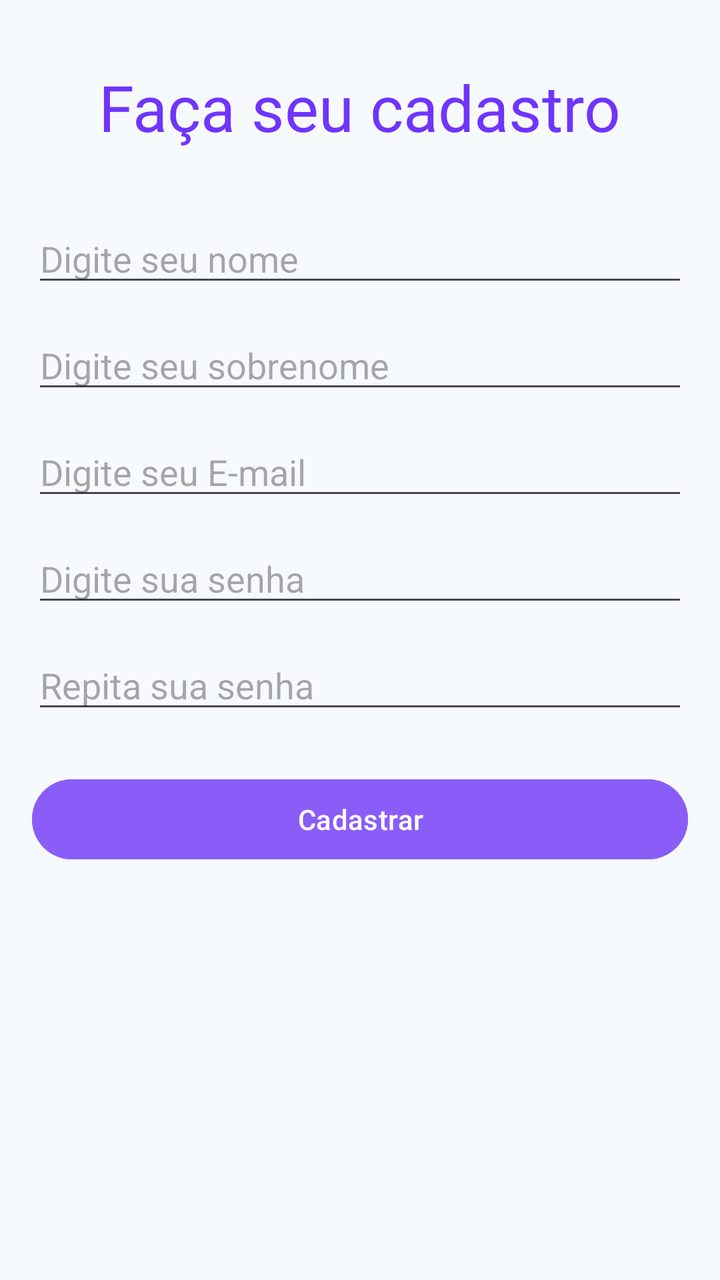
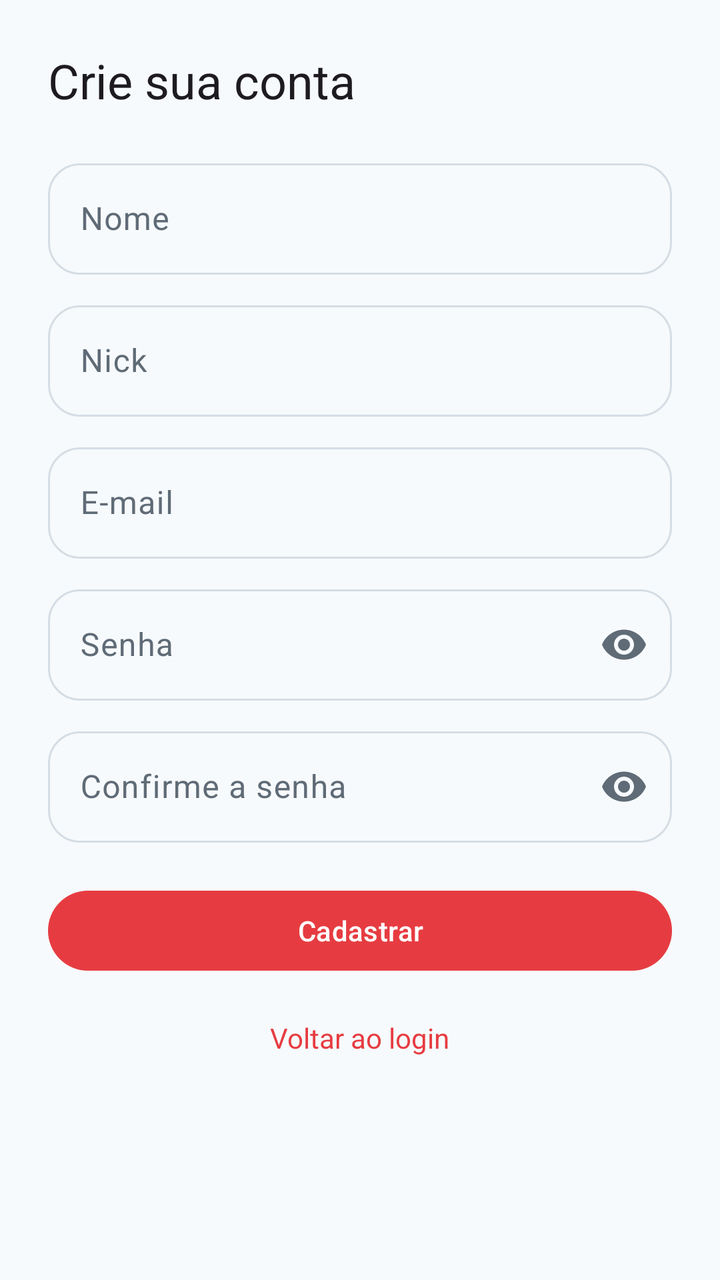

Compare the two renders of this Android layout. The source of the first and the diff that turns it into the second are given below.
<!-- AndroidManifest.xml: application theme Theme.PokeApp -->
<!-- res/layout/fragment_cadastro.xml -->
<?xml version="1.0" encoding="utf-8"?>
<androidx.constraintlayout.widget.ConstraintLayout xmlns:android="http://schemas.android.com/apk/res/android"
    xmlns:app="http://schemas.android.com/apk/res-auto"
    xmlns:tools="http://schemas.android.com/tools"
    android:layout_width="match_parent"
    android:layout_height="match_parent"
    android:padding="16dp"
    tools:context=".ui.fragments.CadastroFragment">

    <TextView
        android:id="@+id/textTopRegister"
        android:layout_width="wrap_content"
        android:layout_height="wrap_content"
        android:layout_marginTop="16dp"
        android:text="Faça seu cadastro"
        android:textColor="@color/purple_500"
        android:textSize="32sp"
        app:layout_constraintEnd_toEndOf="parent"
        app:layout_constraintStart_toStartOf="parent"
        app:layout_constraintTop_toTopOf="parent" />

    <EditText
        android:id="@+id/editTextName"
        android:layout_width="0dp"
        android:layout_height="wrap_content"
        android:layout_marginTop="32dp"
        android:hint="Digite seu nome"
        android:inputType="textPersonName|textCapWords"
        app:layout_constraintEnd_toEndOf="parent"
        app:layout_constraintStart_toStartOf="parent"
        app:layout_constraintTop_toBottomOf="@+id/textTopRegister" />

    <EditText
        android:id="@+id/editTextLastName"
        android:layout_width="0dp"
        android:layout_height="wrap_content"
        android:layout_marginTop="12dp"
        android:hint="Digite seu sobrenome"
        android:inputType="textPersonName|textCapWords"
        app:layout_constraintEnd_toEndOf="parent"
        app:layout_constraintStart_toStartOf="parent"
        app:layout_constraintTop_toBottomOf="@+id/editTextName" />

    <EditText
        android:id="@+id/editTextEmail"
        android:layout_width="0dp"
        android:layout_height="wrap_content"
        android:layout_marginTop="12dp"
        android:hint="Digite seu E-mail"
        android:inputType="textEmailAddress"
        app:layout_constraintEnd_toEndOf="parent"
        app:layout_constraintStart_toStartOf="parent"
        app:layout_constraintTop_toBottomOf="@+id/editTextLastName" />

    <EditText
        android:id="@+id/editTextPasswd1"
        android:layout_width="0dp"
        android:layout_height="wrap_content"
        android:layout_marginTop="12dp"
        android:hint="Digite sua senha"
        android:inputType="textPassword"
        app:layout_constraintEnd_toEndOf="parent"
        app:layout_constraintStart_toStartOf="parent"
        app:layout_constraintTop_toBottomOf="@+id/editTextEmail" />

    <EditText
        android:id="@+id/editTextPasswd2"
        android:layout_width="0dp"
        android:layout_height="wrap_content"
        android:layout_marginTop="12dp"
        android:hint="Repita sua senha"
        android:inputType="textPassword"
        app:layout_constraintEnd_toEndOf="parent"
        app:layout_constraintStart_toStartOf="parent"
        app:layout_constraintTop_toBottomOf="@+id/editTextPasswd1" />

    <Button
        android:id="@+id/btnCadastrar"
        android:layout_width="0dp"
        android:layout_height="wrap_content"
        android:layout_marginTop="24dp"
        android:backgroundTint="@color/purple_200"
        android:text="Cadastrar"
        app:layout_constraintEnd_toEndOf="parent"
        app:layout_constraintStart_toStartOf="parent"
        app:layout_constraintTop_toBottomOf="@+id/editTextPasswd2" />

</androidx.constraintlayout.widget.ConstraintLayout>
<!-- resources referenced by this layout -->
<resources>
  <color name="purple_200">#8A5DF8</color>
  <color name="purple_500">#6F35FC</color>
  <style name="Theme.PokeApp" parent="Base.Theme.PokeApp" />
  <style name="Base.Theme.PokeApp" parent="Theme.Material3.DayNight.NoActionBar">
          <item name="colorPrimary">@color/poke_primary</item>
          <item name="colorOnPrimary">@color/poke_on_primary</item>
          <item name="colorPrimaryContainer">@color/poke_primary_container</item>
          <item name="colorOnPrimaryContainer">@color/poke_on_primary_container</item>
          <item name="colorSecondary">@color/poke_secondary</item>
          <item name="colorOnSecondary">@color/poke_on_secondary</item>
          <item name="colorSecondaryContainer">@color/poke_primary_container</item>
          <item name="colorOnSecondaryContainer">@color/poke_on_primary_container</item>
          <item name="colorSurface">@color/poke_background</item>
          <item name="colorOnSurface">@color/poke_ink</item>
          <item name="colorSurfaceVariant">@color/poke_card</item>
          <item name="colorOnSurfaceVariant">@color/poke_ink_muted</item>
          <item name="colorOutline">@color/poke_outline</item>
          <item name="android:colorBackground">@color/poke_background</item>
          <item name="android:windowBackground">@color/poke_background</item>
      </style>
  <color name="poke_primary">#E63C41</color>
  <color name="poke_on_primary">#FFFFFF</color>
  <color name="poke_primary_container">#FFDAD8</color>
  <color name="poke_on_primary_container">#410004</color>
  <color name="poke_secondary">#1C2B3A</color>
  <color name="poke_on_secondary">#FFFFFF</color>
  <color name="poke_background">#F7FAFC</color>
  <color name="poke_ink">#263238</color>
  <color name="poke_card">#EEF2F6</color>
  <color name="poke_ink_muted">#5F6B76</color>
  <color name="poke_outline">#D5DDE5</color>
</resources>

<!-- the commit's change to res/layout/fragment_cadastro.xml (unified diff, before → after) -->
@@ -1,88 +1,123 @@
 <?xml version="1.0" encoding="utf-8"?>
-<androidx.constraintlayout.widget.ConstraintLayout xmlns:android="http://schemas.android.com/apk/res/android"
+<ScrollView xmlns:android="http://schemas.android.com/apk/res/android"
     xmlns:app="http://schemas.android.com/apk/res-auto"
-    xmlns:tools="http://schemas.android.com/tools"
     android:layout_width="match_parent"
     android:layout_height="match_parent"
-    android:padding="16dp"
-    tools:context=".ui.fragments.CadastroFragment">
+    android:fillViewport="true">
 
-    <TextView
-        android:id="@+id/textTopRegister"
-        android:layout_width="wrap_content"
+    <LinearLayout
+        android:layout_width="match_parent"
         android:layout_height="wrap_content"
-        android:layout_marginTop="16dp"
-        android:text="Faça seu cadastro"
-        android:textColor="@color/purple_500"
-        android:textSize="32sp"
-        app:layout_constraintEnd_toEndOf="parent"
-        app:layout_constraintStart_toStartOf="parent"
-        app:layout_constraintTop_toTopOf="parent" />
+        android:orientation="vertical"
+        android:padding="24dp">
 
-    <EditText
-        android:id="@+id/editTextName"
-        android:layout_width="0dp"
-        android:layout_height="wrap_content"
-        android:layout_marginTop="32dp"
-        android:hint="Digite seu nome"
-        android:inputType="textPersonName|textCapWords"
-        app:layout_constraintEnd_toEndOf="parent"
-        app:layout_constraintStart_toStartOf="parent"
-        app:layout_constraintTop_toBottomOf="@+id/textTopRegister" />
+        <TextView
+            android:layout_width="match_parent"
+            android:layout_height="wrap_content"
+            android:text="@string/auth_titulo_cadastro"
+            android:textAppearance="?attr/textAppearanceHeadlineSmall" />
 
-    <EditText
-        android:id="@+id/editTextLastName"
-        android:layout_width="0dp"
-        android:layout_height="wrap_content"
-        android:layout_marginTop="12dp"
-        android:hint="Digite seu sobrenome"
-        android:inputType="textPersonName|textCapWords"
-        app:layout_constraintEnd_toEndOf="parent"
-        app:layout_constraintStart_toStartOf="parent"
-        app:layout_constraintTop_toBottomOf="@+id/editTextName" />
+        <com.google.android.material.textfield.TextInputLayout
+            style="@style/Widget.PokeApp.TextInput"
+            android:layout_width="match_parent"
+            android:layout_height="wrap_content"
+            android:layout_marginTop="20dp"
+            android:hint="@string/auth_nome">
+            <com.google.android.material.textfield.TextInputEditText
+                android:id="@+id/editTextName"
+                android:layout_width="match_parent"
+                android:layout_height="wrap_content"
+                android:inputType="textPersonName|textCapWords" />
+        </com.google.android.material.textfield.TextInputLayout>
 
-    <EditText
-        android:id="@+id/editTextEmail"
-        android:layout_width="0dp"
-        android:layout_height="wrap_content"
-        android:layout_marginTop="12dp"
-        android:hint="Digite seu E-mail"
-        android:inputType="textEmailAddress"
-        app:layout_constraintEnd_toEndOf="parent"
-        app:layout_constraintStart_toStartOf="parent"
-        app:layout_constraintTop_toBottomOf="@+id/editTextLastName" />
+        <com.google.android.material.textfield.TextInputLayout
+            style="@style/Widget.PokeApp.TextInput"
+            android:layout_width="match_parent"
+            android:layout_height="wrap_content"
+            android:layout_marginTop="10dp"
+            android:hint="@string/auth_nick">
+            <com.google.android.material.textfield.TextInputEditText
+                android:id="@+id/editTextNick"
+                android:layout_width="match_parent"
+                android:layout_height="wrap_content"
+                android:inputType="textPersonName" />
+        </com.google.android.material.textfield.TextInputLayout>
 
-    <EditText
-        android:id="@+id/editTextPasswd1"
-        android:layout_width="0dp"
-        android:layout_height="wrap_content"
-        android:layout_marginTop="12dp"
-        android:hint="Digite sua senha"
-        android:inputType="textPassword"
-        app:layout_constraintEnd_toEndOf="parent"
-        app:layout_constraintStart_toStartOf="parent"
-        app:layout_constraintTop_toBottomOf="@+id/editTextEmail" />
+        <com.google.android.material.textfield.TextInputLayout
+            style="@style/Widget.PokeApp.TextInput"
+            android:layout_width="match_parent"
+            android:layout_height="wrap_content"
+            android:layout_marginTop="10dp"
+            android:hint="@string/auth_email">
+            <com.google.android.material.textfield.TextInputEditText
+                android:id="@+id/editTextEmail"
+                android:layout_width="match_parent"
+                android:layout_height="wrap_content"
+                android:autofillHints="emailAddress"
+                android:inputType="textEmailAddress" />
+        </com.google.android.material.textfield.TextInputLayout>
 
-    <EditText
-        android:id="@+id/editTextPasswd2"
-        android:layout_width="0dp"
-        android:layout_height="wrap_content"
-        android:layout_marginTop="12dp"
-        android:hint="Repita sua senha"
-        android:inputType="textPassword"
-        app:layout_constraintEnd_toEndOf="parent"
-        app:layout_constraintStart_toStartOf="parent"
-        app:layout_constraintTop_toBottomOf="@+id/editTextPasswd1" />
+        <com.google.android.material.textfield.TextInputLayout
+            style="@style/Widget.PokeApp.TextInput"
+            android:layout_width="match_parent"
+            android:layout_height="wrap_content"
+            android:layout_marginTop="10dp"
+            android:hint="@string/auth_senha"
+            app:endIconMode="password_toggle">
+            <com.google.android.material.textfield.TextInputEditText
+                android:id="@+id/editTextPasswd1"
+                android:layout_width="match_parent"
+                android:layout_height="wrap_content"
+                android:inputType="textPassword" />
+        </com.google.android.material.textfield.TextInputLayout>
 
-    <Button
-        android:id="@+id/btnCadastrar"
-        android:layout_width="0dp"
-        android:layout_height="wrap_content"
-        android:layout_marginTop="24dp"
-        android:backgroundTint="@color/purple_200"
-        android:text="Cadastrar"
-        app:layout_constraintEnd_toEndOf="parent"
-        app:layout_constraintStart_toStartOf="parent"
-        app:layout_constraintTop_toBottomOf="@+id/editTextPasswd2" />
+        <com.google.android.material.textfield.TextInputLayout
+            style="@style/Widget.PokeApp.TextInput"
+            android:layout_width="match_parent"
+            android:layout_height="wrap_content"
+            android:layout_marginTop="10dp"
+            android:hint="@string/auth_confirme_senha"
+            app:endIconMode="password_toggle">
+            <com.google.android.material.textfield.TextInputEditText
+                android:id="@+id/editTextPasswd2"
+                android:layout_width="match_parent"
+                android:layout_height="wrap_content"
+                android:inputType="textPassword" />
+        </com.google.android.material.textfield.TextInputLayout>
 
-</androidx.constraintlayout.widget.ConstraintLayout>
+        <com.google.android.material.button.MaterialButton
+            android:id="@+id/btnCadastrar"
+            android:layout_width="match_parent"
+            android:layout_height="wrap_content"
+            android:layout_marginTop="20dp"
+            android:text="@string/auth_cadastrar" />
+
+        <ProgressBar
+            android:id="@+id/progressCadastro"
+            android:layout_width="wrap_content"
+            android:layout_height="wrap_content"
+            android:layout_gravity="center_horizontal"
+            android:visibility="gone" />
+
+        <TextView
+            android:id="@+id/txtMensagemCadastro"
+            android:layout_width="match_parent"
+            android:layout_height="wrap_content"
+            android:layout_marginTop="10dp"
+            android:gravity="center"
+            android:textColor="?attr/colorError"
+            android:visibility="gone" />
+
+        <TextView
+            android:id="@+id/textVoltarLogin"
+            android:layout_width="wrap_content"
+            android:layout_height="wrap_content"
+            android:layout_gravity="center_horizontal"
+            android:layout_marginTop="12dp"
+            android:clickable="true"
+            android:focusable="true"
+            android:padding="8dp"
+            android:text="@string/auth_voltar_login"
+            android:textColor="?attr/colorPrimary" />
+    </LinearLayout>
+</ScrollView>
<!-- resource entries referenced after the edit -->
@@ -1,7 +1,19 @@
 <!-- resources referenced by this layout -->
 <resources>
-  <color name="purple_200">#8A5DF8</color>
-  <color name="purple_500">#6F35FC</color>
+  <string name="auth_cadastrar">Cadastrar</string>
+  <string name="auth_confirme_senha">Confirme a senha</string>
+  <string name="auth_email">E-mail</string>
+  <string name="auth_nick">Nick</string>
+  <string name="auth_nome">Nome</string>
+  <string name="auth_senha">Senha</string>
+  <string name="auth_titulo_cadastro">Crie sua conta</string>
+  <string name="auth_voltar_login">Voltar ao login</string>
+  <style name="Widget.PokeApp.TextInput" parent="Widget.Material3.TextInputLayout.OutlinedBox">
+          <item name="boxCornerRadiusTopStart">16dp</item>
+          <item name="boxCornerRadiusTopEnd">16dp</item>
+          <item name="boxCornerRadiusBottomStart">16dp</item>
+          <item name="boxCornerRadiusBottomEnd">16dp</item>
+      </style>
   <style name="Theme.PokeApp" parent="Base.Theme.PokeApp" />
   <style name="Base.Theme.PokeApp" parent="Theme.Material3.DayNight.NoActionBar">
           <item name="colorPrimary">@color/poke_primary</item>
